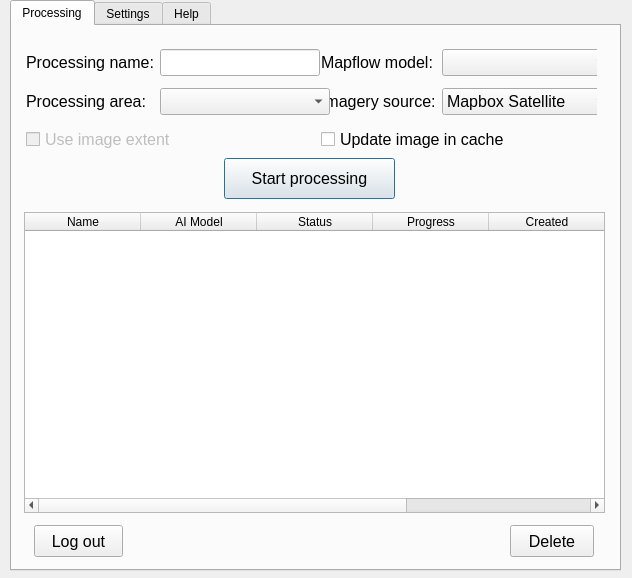
Qt form src/geoalert_master_src/main_dialog.ui (Geoalert/mapflow-qgis) before a commit.
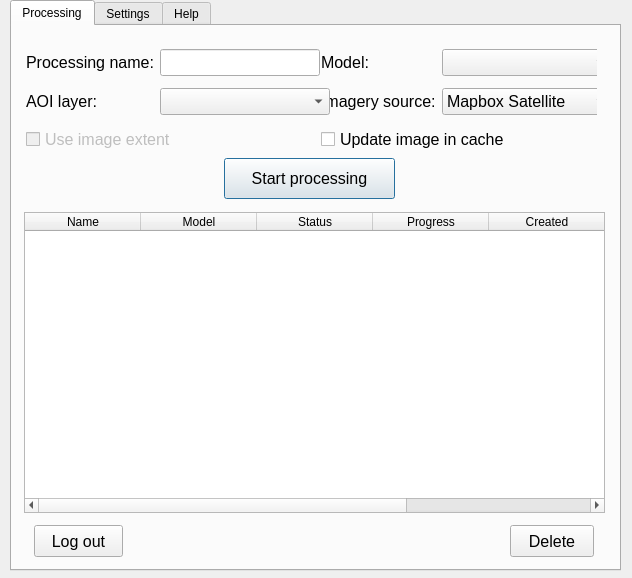
The same form after that commit. Custom widgets are drawn as their Qt base class.

Commit message: Use terms 'Model' & 'AOI layer' iin UI

What changed in the file:
```diff
--- a/src/geoalert_master_src/main_dialog.ui
+++ b/src/geoalert_master_src/main_dialog.ui
@@ -147,7 +147,7 @@
      </column>
      <column>
       <property name="text">
-       <string>AI Model</string>
+       <string>Model</string>
       </property>
       <property name="textAlignment">
        <set>AlignCenter</set>
@@ -249,7 +249,7 @@
           </font>
          </property>
          <property name="text">
-          <string>Processing area:</string>
+          <string>AOI layer:</string>
          </property>
         </widget>
        </item>
@@ -261,7 +261,7 @@
           </font>
          </property>
          <property name="text">
-          <string>Mapflow model:</string>
+          <string>Model:</string>
          </property>
         </widget>
        </item>
```
Left out of the diff: 2 changed lines with no effect on the pictures.
